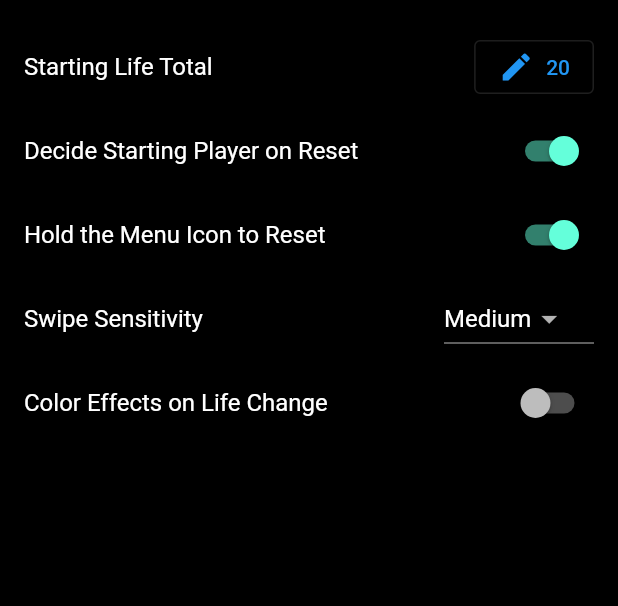
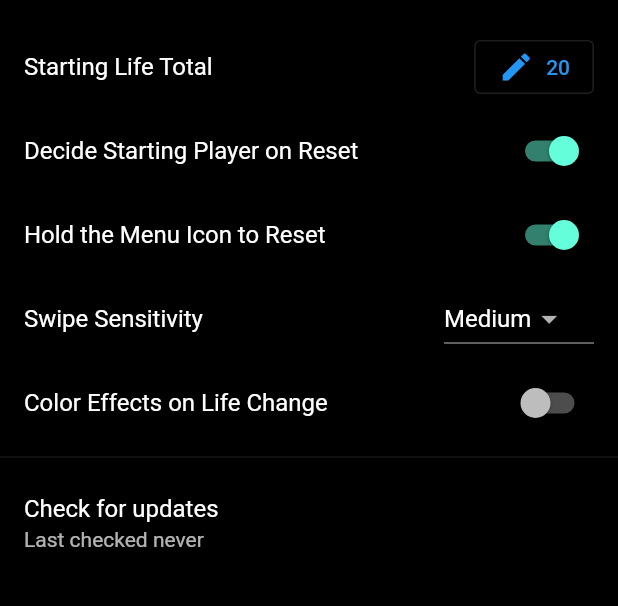
Before and after one commit to mittsq/abacus, a Flutter app: the Settings screen opened directly, after a tap on "Decide Starting Player on Reset", on a phone screen of 412 x 824 dp, the part 59-665 px from its top. Run offline on Flutter 3.47's test engine with Material 2 defaults, Android fonts, the phone set to English and light mode, and no system bars; our stand-ins replace shared_preferences, wakelock; missing offline and left inert: github; accounts and stored records are empty.

Commit message:
Update check cop-out

```diff
--- a/lib/widgets/settings.dart
+++ b/lib/widgets/settings.dart
@@ -1,6 +1,10 @@
+import 'dart:async';
+
 import 'package:flutter/material.dart';
 import 'package:flutter/services.dart';
+import 'package:github/github.dart';
 import 'package:shared_preferences/shared_preferences.dart';
+import 'package:url_launcher/url_launcher.dart';
 
 class Settings extends StatefulWidget {
   const Settings({Key? key}) : super(key: key);
@@ -57,6 +61,9 @@ class _SettingsState extends State<Settings> {
   late bool _holdToReset;
   late bool _color;
 
+  late Timer _timer;
+  String _updateString = '';
+
   @override
   void initState() {
     super.initState();
@@ -68,6 +75,26 @@ class _SettingsState extends State<Settings> {
     _autoDecide = Settings.get('autoDecide', false);
     _holdToReset = Settings.get('holdToReset', true);
     _color = Settings.get('color', false);
+    _startTimer();
+  }
+
+  void _startTimer() {
+    _timer = Timer.periodic(
+      const Duration(seconds: 1),
+      (t) => {setState(() => _updateString = _lastUpdateString())},
+    );
+  }
+
+  @override
+  void activate() {
+    super.activate();
+    _startTimer();
+  }
+
+  @override
+  void deactivate() {
+    super.deactivate();
+    _timer.cancel();
   }
 
   @override
@@ -157,6 +184,36 @@ class _SettingsState extends State<Settings> {
     });
   }
 
+  String _lastUpdateString() {
+    var lastUpdate = Settings.get('lastUpdate', 0);
+    if (lastUpdate == 0) return 'Last checked never';
+
+    var since = DateTime.now().difference(
+      DateTime.fromMillisecondsSinceEpoch(lastUpdate),
+    );
+    var s = 'Last checked ';
+    if (since.inDays > 0) {
+      s += '${since.inDays} day${since.inDays == 1 ? '' : 's'}';
+    } else if (since.inHours > 0) {
+      s += '${since.inHours} hour${since.inHours == 1 ? '' : 's'}';
+    } else if (since.inMinutes > 0) {
+      s += '${since.inMinutes} minute${since.inMinutes == 1 ? '' : 's'}';
+    } else {
+      s += '${since.inSeconds} second${since.inSeconds == 1 ? '' : 's'}';
+    }
+    return '$s ago';
+  }
+
+  Future<void> _checkForUpdates() async {
+    launchUrl(Uri.parse('https://github.com/mittsq/abacus/releases'));
+    Settings.set('lastUpdate', DateTime.now().millisecondsSinceEpoch);
+
+    // var gh = GitHub();
+    // var releases = await gh.repositories
+    //     .listReleases(RepositorySlug('mittsq', 'abacus'))
+    //     .first;
+  }
+
   @override
   Widget build(BuildContext context) {
     return Scaffold(
@@ -229,6 +286,12 @@ class _SettingsState extends State<Settings> {
               });
             },
           ),
+          const Divider(),
+          ListTile(
+            title: const Text('Check for updates'),
+            subtitle: Text(_updateString = _lastUpdateString()),
+            onTap: () => _checkForUpdates(),
+          ),
         ],
       ),
     );
--- a/pubspec.yaml
+++ b/pubspec.yaml
@@ -9,8 +9,10 @@ environment:
 dependencies:
   flutter:
     sdk: flutter
+  github: ^9.7.0
   shared_preferences: ^2.0.15
   wakelock: ^0.6.2
+  url_launcher: ^6.1.9
 
 dev_dependencies:
   flutter_test:
```
Also changed, not shown: pubspec.lock.
